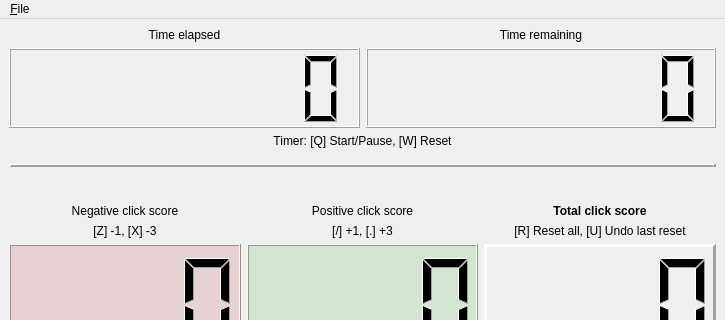
Before: the Qt Designer form mainwindow.ui in elephark/44clicker, drawn with Qt 5; both pictures show x 0 to 725 and y 0 to 320 of the 725 by 552 pixel window.
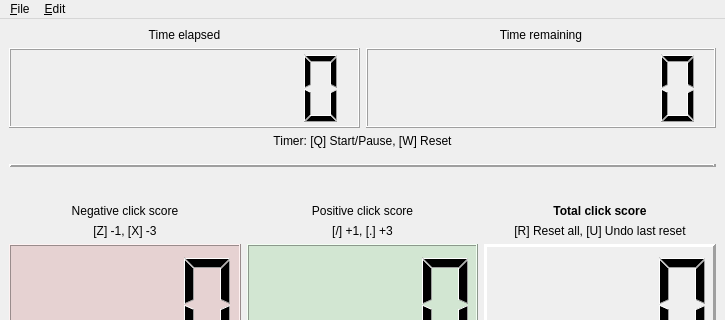
After: the same form once the commit is applied.

Commit message: Moved the undo reset feature to a menu item.

The edit to the form file:
```diff
--- a/mainwindow.ui
+++ b/mainwindow.ui
@@ -532,7 +532,14 @@
     </property>
     <addaction name="actionQuit"/>
    </widget>
+   <widget class="QMenu" name="menuEdit">
+    <property name="title">
+     <string>&amp;Edit</string>
+    </property>
+    <addaction name="actionUndoReset"/>
+   </widget>
    <addaction name="menuFile"/>
+   <addaction name="menuEdit"/>
   </widget>
   <widget class="QStatusBar" name="statusbar"/>
   <action name="actionQuit">
```
Left out of the diff: 11 changed lines with no effect on the pictures. The commit also changes 2 other files.
